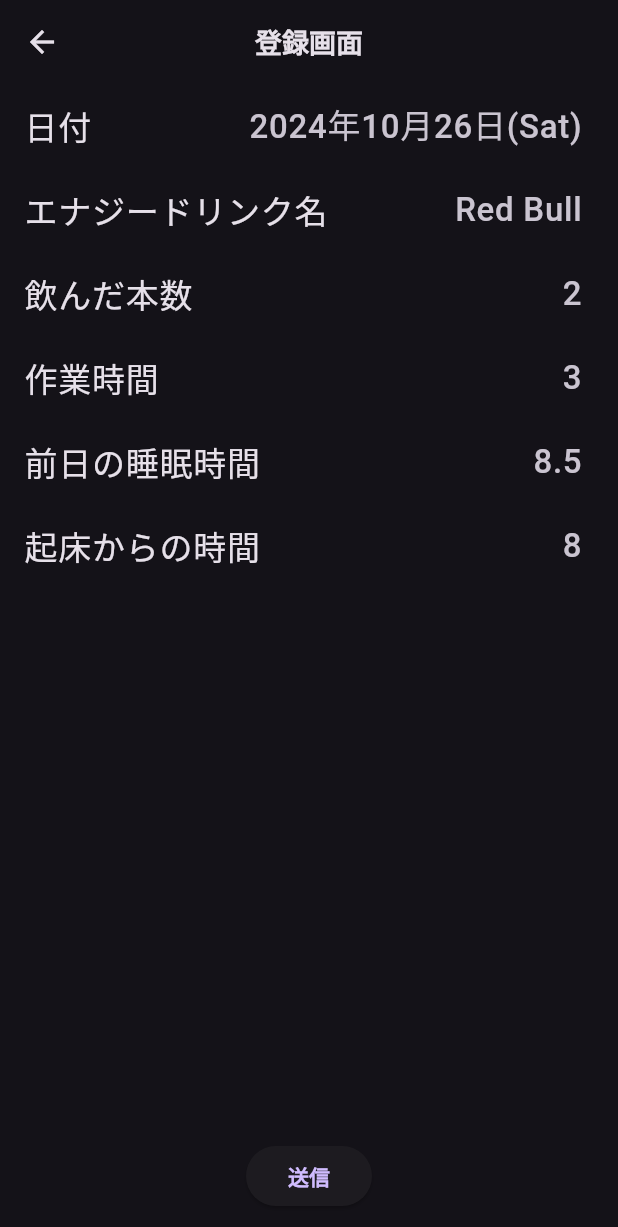
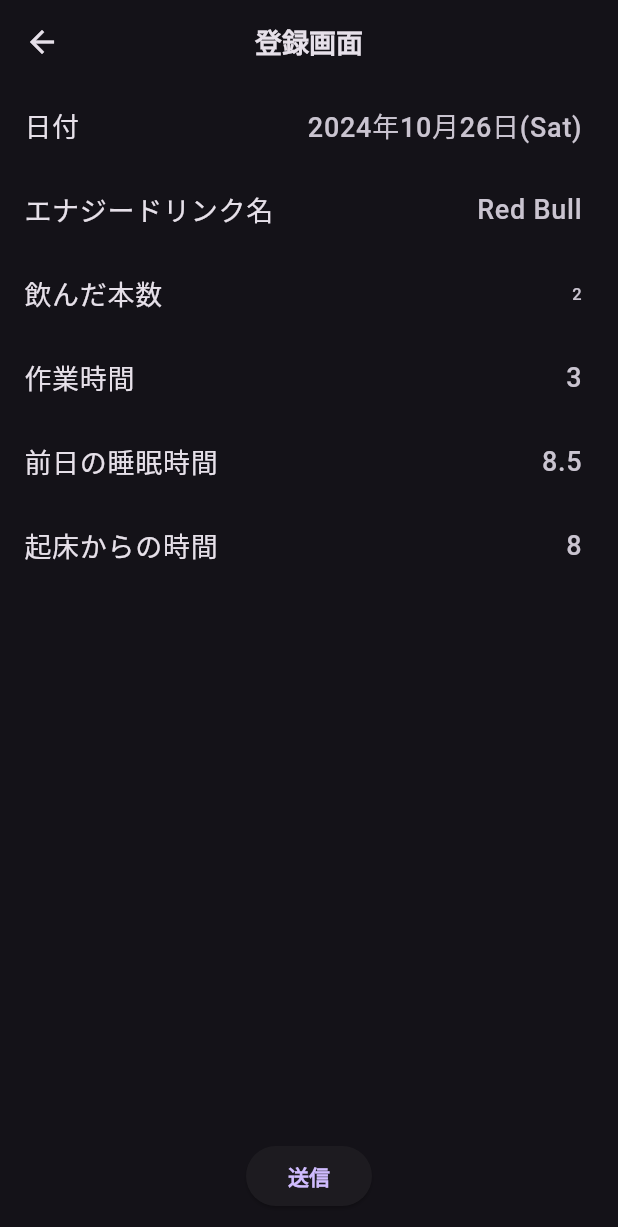
Before and after one commit to jphacks/os_2406, a Flutter app: the TMP screen opened directly with empty values, on a phone screen of 412 x 824 dp. Shown: the top 1227 px of the screen. Run offline on Flutter 3.47's test engine with Material 3 defaults, Android fonts, the phone set to English and light mode, and no system bars; our stand-ins replace syncfusion_flutter_charts; statements that could not run were skipped.

Commit message:
chage character size

```diff
--- a/flutter_application/lib/backend/data/test.csv
+++ b/flutter_application/lib/backend/data/test.csv
@@ -1,3 +1,7 @@
 monster,09:00,11:00,22:00,4,3
 zone,11,22,33,4,5
 d,g,as,g,3,4
+,,,,1,2
+Hello,Taiki Nonaka,333333333333333333333333333333,,1,3
+,,,,2,2
+,,,,2,4
--- a/flutter_application/lib/src/today_result.dart
+++ b/flutter_application/lib/src/today_result.dart
@@ -30,13 +30,13 @@ class TMP extends StatelessWidget {
                   title: Text(
                     '日付',
                       style: TextStyle(
-                        fontSize: 22,
+                        fontSize: 18,
                       ),
                     ),
                     trailing: Text(
                       '2024年10月26日(Sat)',
                       style: TextStyle(
-                        fontSize:22,
+                        fontSize:18,
                     ),
                   ),
                 ),
@@ -44,13 +44,13 @@ class TMP extends StatelessWidget {
                   title: Text(
                     'エナジードリンク名',
                       style: TextStyle(
-                        fontSize: 22,
+                        fontSize: 18,
                       ),
                     ),
                     trailing: Text(
                       'Red Bull',
                       style: TextStyle(
-                        fontSize:22,
+                        fontSize:18,
                     ),
                   ),
                 ),
@@ -58,13 +58,13 @@ class TMP extends StatelessWidget {
                   title: Text(
                     '飲んだ本数',
                       style: TextStyle(
-                        fontSize: 22,
+                        fontSize: 18,
                       ),
                     ),
                     trailing: Text(
                       '2',
                       style: TextStyle(
-                        fontSize:22,
+                        fontSize:18%,
                     ),
                   ),
                 ),
@@ -72,13 +72,13 @@ class TMP extends StatelessWidget {
                   title: Text(
                     '作業時間',
                       style: TextStyle(
-                        fontSize: 22,
+                        fontSize: 18,
                       ),
                     ),
                     trailing: Text(
                       '3',
                       style: TextStyle(
-                        fontSize:22,
+                        fontSize:18,
                     ),
                   ),
                 ),
@@ -86,13 +86,13 @@ class TMP extends StatelessWidget {
                   title: Text(
                     '前日の睡眠時間',
                       style: TextStyle(
-                        fontSize: 22,
+                        fontSize: 18,
                       ),
                     ),
                     trailing: Text(
-                      '8.5',
+                     '8.5',
                       style: TextStyle(
-                        fontSize:22,
+                        fontSize:18,
                     ),
                   ),
                 ),
@@ -100,13 +100,13 @@ class TMP extends StatelessWidget {
                   title: Text(
                     '起床からの時間',
                       style: TextStyle(
-                        fontSize: 22,
+                        fontSize: 18,
                       ),
                     ),
                     trailing: Text(
                       '8',
                       style: TextStyle(
-                        fontSize:22,
+                        fontSize:18,
                     ),
                   ),
                 ),
```
Also changed, not shown: flutter_application/lib/main.dart (line endings or trailing spaces), 1 other file.
